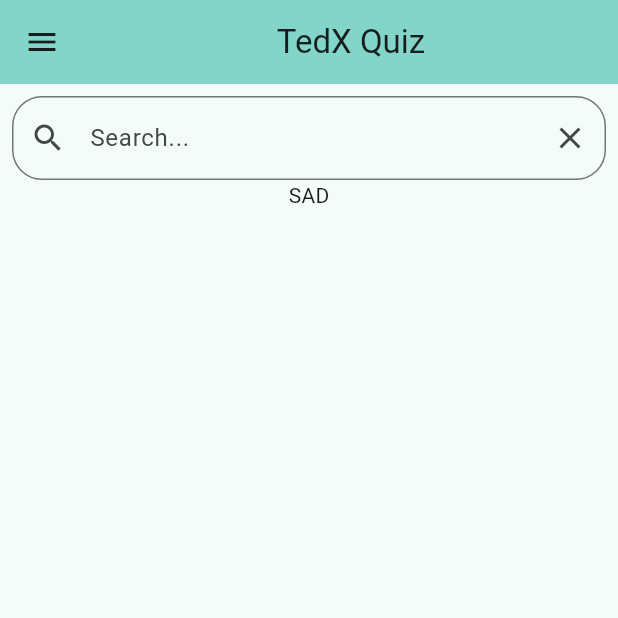
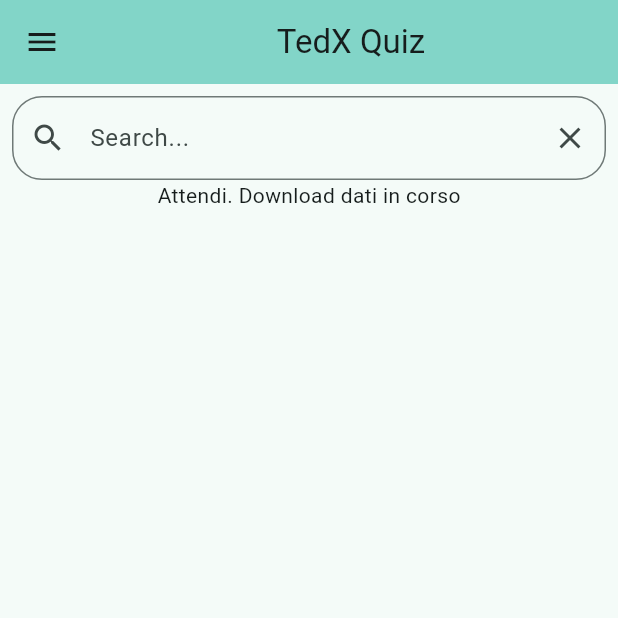
Before and after one commit to PerilousBooklet/progetto-tcm, a Flutter app: the screen it shows after launch, on a phone screen of 412 x 824 dp, the top half of it. Run offline on Flutter 3.47's test engine with Material 3 defaults, Android fonts, the phone set to English and light mode, and no system bars; network calls fail.

Commit message:
Aggiustata stringa

```diff
--- a/unibg_mobile_and_cloud_2024-main/mytedx/lib/ui/talks_list.dart
+++ b/unibg_mobile_and_cloud_2024-main/mytedx/lib/ui/talks_list.dart
@@ -83,7 +83,7 @@
                         )));
           }
         }
-        return const Text("SAD");
+        return const Text("Attendi. Download dati in corso");
       },
     );
   }
```
